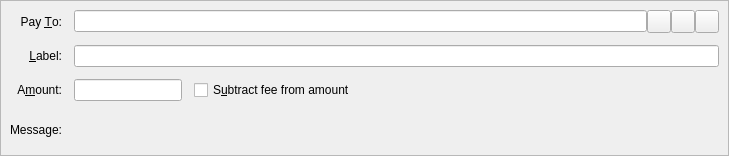
ckti-gitian-ion/ion, file src/qt/forms/sendcoinsentry.ui: the form before one commit.
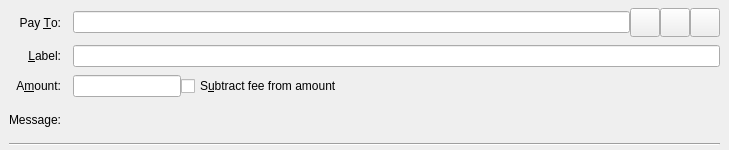
The form after the commit. Icons and pictures are not drawn. Custom widgets are drawn as their Qt base class.

```diff
--- a/src/qt/forms/sendcoinsentry.ui
+++ b/src/qt/forms/sendcoinsentry.ui
@@ -7,7 +7,7 @@
     <x>0</x>
     <y>0</y>
     <width>729</width>
-    <height>156</height>
+    <height>150</height>
    </rect>
   </property>
   <property name="focusPolicy">
@@ -21,15 +21,21 @@
     <string>This is a normal payment.</string>
    </property>
    <property name="frameShape">
-    <enum>QFrame::StyledPanel</enum>
-   </property>
-   <property name="frameShadow">
-    <enum>QFrame::Sunken</enum>
+    <enum>QFrame::NoFrame</enum>
    </property>
    <layout class="QGridLayout" name="gridLayout">
-    <property name="spacing">
+    <property name="topMargin">
+     <number>8</number>
+    </property>
+    <property name="bottomMargin">
+     <number>4</number>
+    </property>
+    <property name="horizontalSpacing">
      <number>12</number>
     </property>
+    <property name="verticalSpacing">
+     <number>8</number>
+    </property>
     <item row="0" column="0">
      <widget class="QLabel" name="payToLabel">
       <property name="text">
@@ -63,9 +69,11 @@
         <property name="text">
          <string/>
         </property>
-        <property name="icon">
-         <iconset resource="../ion.qrc">
-          <normaloff>:/icons/address-book</normaloff>:/icons/address-book</iconset>
+        <property name="iconSize">
+         <size>
+          <width>22</width>
+          <height>22</height>
+         </size>
         </property>
         <property name="shortcut">
          <string>Alt+A</string>
@@ -80,9 +88,11 @@
         <property name="text">
          <string/>
         </property>
-        <property name="icon">
-         <iconset resource="../ion.qrc">
-          <normaloff>:/icons/editpaste</normaloff>:/icons/editpaste</iconset>
+        <property name="iconSize">
+         <size>
+          <width>22</width>
+          <height>22</height>
+         </size>
         </property>
         <property name="shortcut">
          <string>Alt+P</string>
@@ -97,9 +107,11 @@
         <property name="text">
          <string/>
         </property>
-        <property name="icon">
-         <iconset resource="../ion.qrc">
-          <normaloff>:/icons/remove</normaloff>:/icons/remove</iconset>
+        <property name="iconSize">
+         <size>
+          <width>22</width>
+          <height>22</height>
+         </size>
         </property>
        </widget>
       </item>
@@ -175,6 +187,13 @@
       </property>
      </widget>
     </item>
+    <item row="4" column="0" colspan="2">
+     <widget class="Line" name="line">
+      <property name="orientation">
+       <enum>Qt::Horizontal</enum>
+      </property>
+     </widget>
+    </item>
    </layout>
   </widget>
   <widget class="QFrame" name="SendCoins_InsecurePaymentRequest">
```
Left out of the diff: 34 changed lines with no effect on the pictures.
